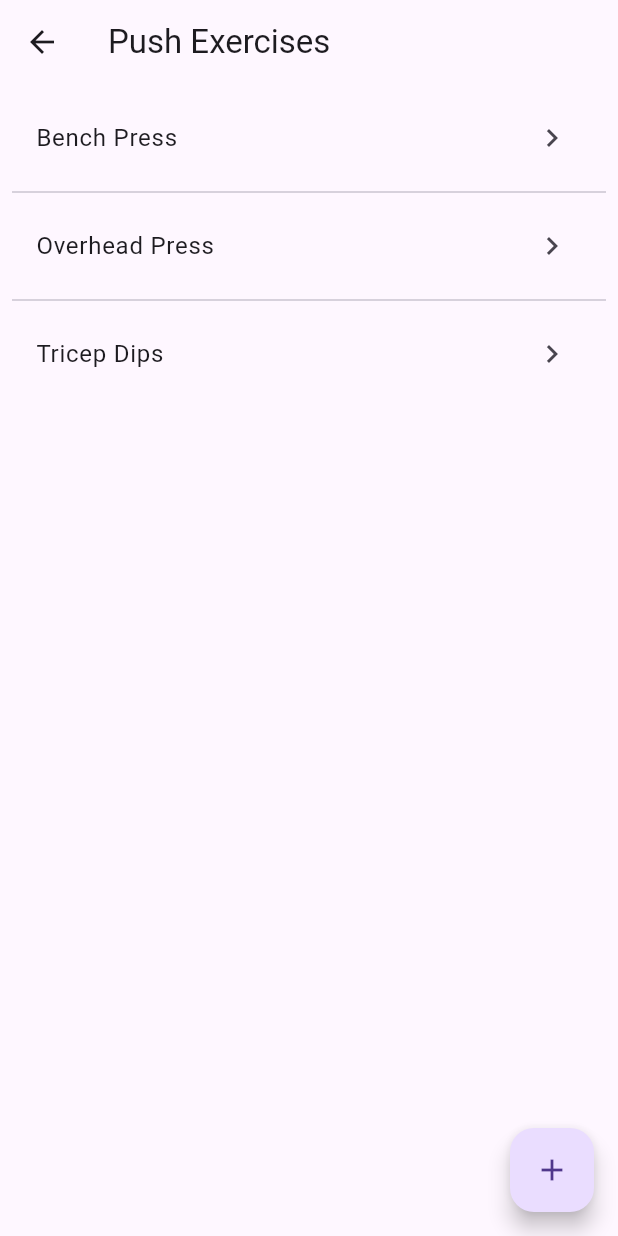
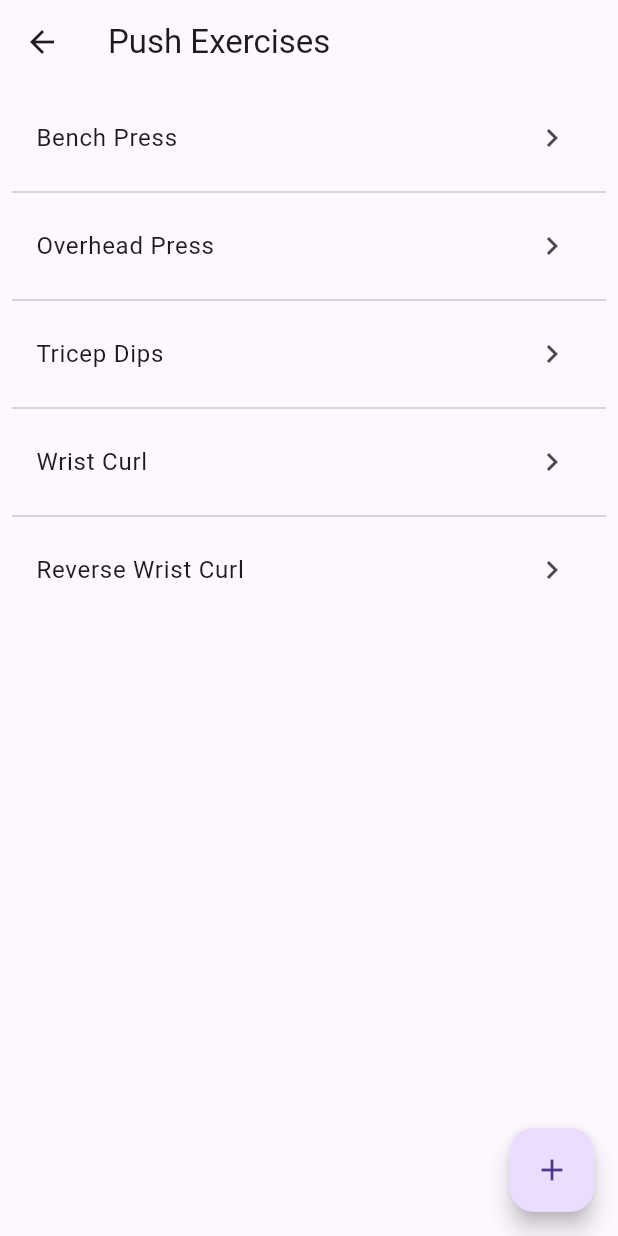
Before and after one commit to Mohamed1341412/Gym-Progress-Tracker-My-GPT-, a Flutter app: the ExerciseListScreen screen opened directly with empty values, on a phone screen of 412 x 824 dp. Run offline on Flutter 3.47's test engine with Material 3 defaults, Android fonts, the phone set to English and light mode, and no system bars; our stand-ins replace audioplayers, carousel_slider, firebase_auth, firebase_core, go_router, google_sign_in; missing offline and left inert: flutter_facebook_auth; accounts and stored records are empty; generated files the repository leaves out were written again.

Commit message:
Update exercise_list_screen.dart

```diff
--- a/lib/screens/exercise_list_screen.dart
+++ b/lib/screens/exercise_list_screen.dart
@@ -14,13 +14,13 @@ class _ExerciseListScreenState extends State<ExerciseListScreen> {
   late List<String> _exercises;
 
   static const Map<String, List<String>> _defaultExercises = {
-    'Push': ['Bench Press', 'Overhead Press', 'Tricep Dips'],
-    'Pull': ['Pull Ups', 'Barbell Row', 'Bicep Curl'],
+    'Push': ['Bench Press', 'Overhead Press', 'Tricep Dips', 'Wrist Curl', 'Reverse Wrist Curl'],
+    'Pull': ['Pull Ups', 'Barbell Row', 'Bicep Curl', 'Forearm Curl', 'Reverse Forearm Curl'],
     'Legs': ['Squat', 'Deadlift', 'Lunges'],
     'Chest': ['Flat Bench', 'Incline Dumbbell', 'Cable Fly'],
     'Back': ['Lat Pulldown', 'Seated Row', 'Good Morning'],
     'Shoulders': ['Military Press', 'Lateral Raise', 'Face Pull'],
-    'Arms': ['Bicep Curl', 'Tricep Pushdown', 'Hammer Curl'],
+    'Arms': ['Bicep Curl', 'Tricep Pushdown', 'Hammer Curl', 'Wrist Curl', 'Forearm Curl'],
   };
 
   @override
```
